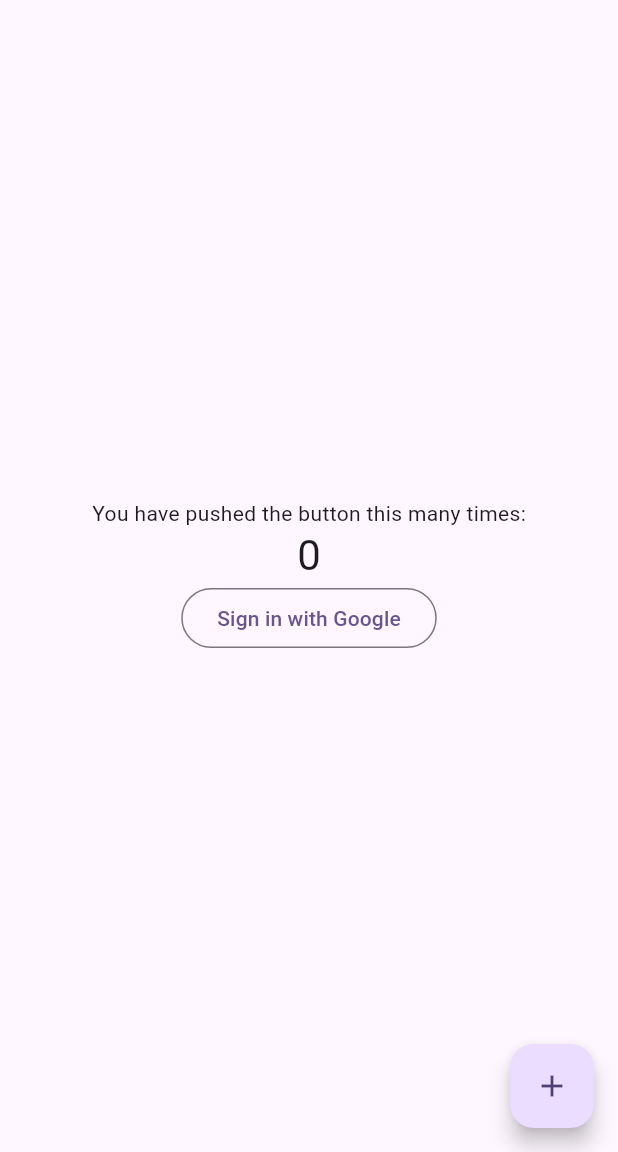
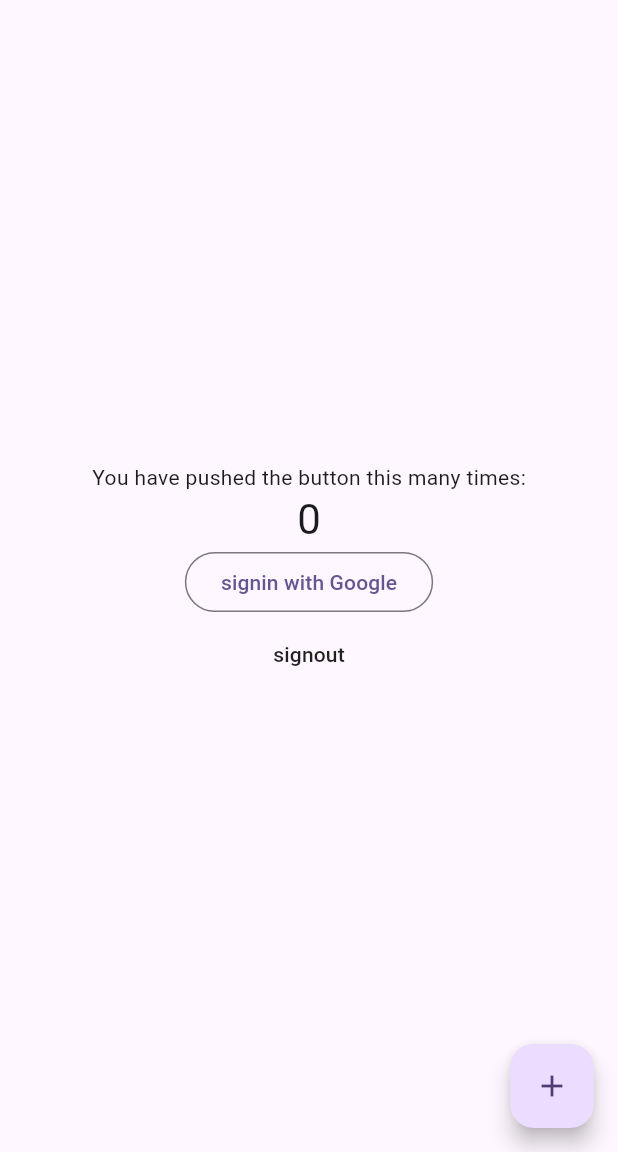
Before and after one commit to IvanR2468/5N6-AppMobileAvancee-TP3-Firebase, a Flutter app: the screen it shows after launch, on a phone screen of 412 x 824 dp, the part 84-1236 px from its top. Run offline on Flutter 3.47's test engine with Material 3 defaults, Android fonts, the phone set to English and light mode, and no system bars; our stand-ins replace cloud_firestore, firebase_auth, firebase_core, google_sign_in; accounts and stored records are empty.

Commit message:
FCT: Ajout d'un signout

```diff
--- a/task_manager_firebase/lib/main.dart
+++ b/task_manager_firebase/lib/main.dart
@@ -137,7 +137,15 @@ class _MyHomePageState extends State<MyHomePage> {
               '$_counter',
               style: Theme.of(context).textTheme.headlineMedium,
             ),
-            const OutlinedButton(onPressed: signInWithGoogle, child: Text('Sign in with Google'))
+            const OutlinedButton(onPressed: signInWithGoogle, child: Text('signin with Google')),
+            MaterialButton(
+              onPressed: () async {
+                await GoogleSignIn().signOut();
+                await FirebaseAuth.instance.signOut();
+                setState(() {});
+              },
+              child: const Text("signout"),
+            ),
           ],
         ),
       ),
```
